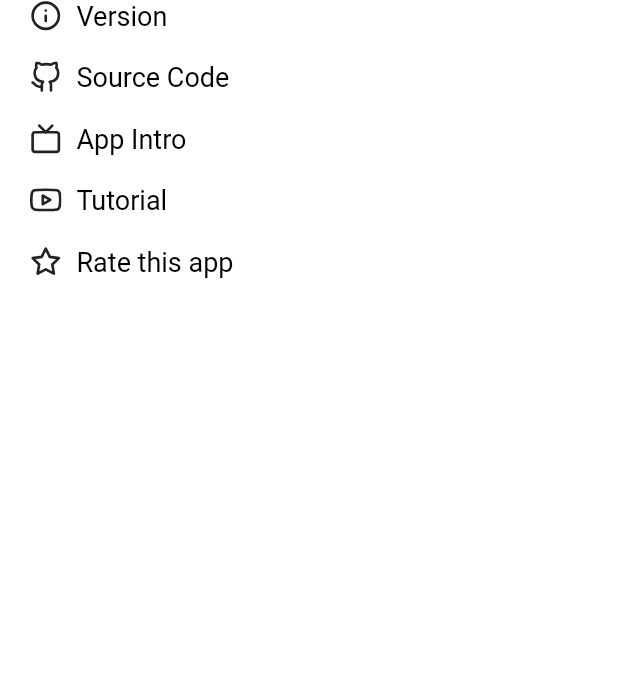
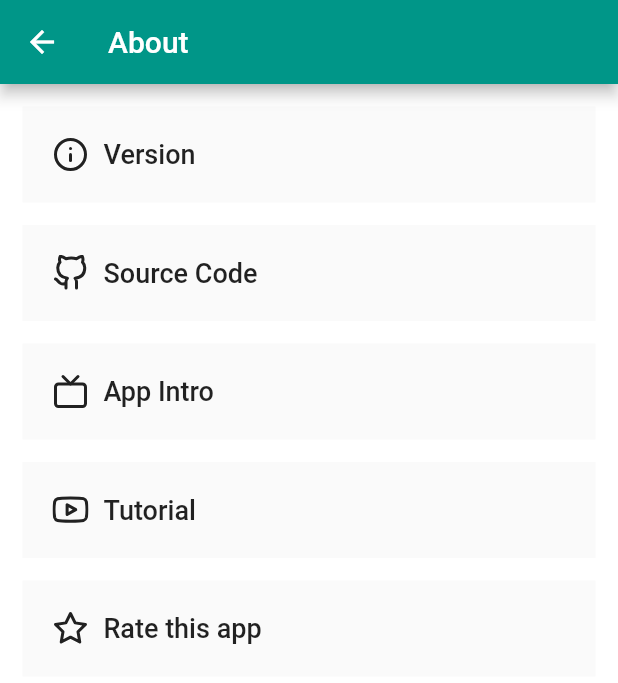
Before and after one commit to sanket143/hebi, a Flutter app: the AboutPage screen opened directly, on a phone screen of 412 x 824 dp. Shown: the top 683 px of the screen. Run offline on Flutter 3.47's test engine with Material 2 defaults, Android fonts, the phone set to English and light mode, and no system bars; our stand-ins replace feather_icons_flutter, sembast.

Commit message:
feat: renovate about page

```diff
--- a/lib/pages/settings/about.dart
+++ b/lib/pages/settings/about.dart
@@ -1,9 +1,10 @@
 import 'package:flutter/material.dart';
 import 'package:flutter/widgets.dart';
 import 'package:feather_icons_flutter/feather_icons_flutter.dart';
+import 'package:hebi/pages/models.dart';
 
 class AboutPage extends StatelessWidget {
-  List<String> items = [
+  final List<String> items = [
     "Version",
     "Source Code",
     "App Intro",
@@ -11,7 +12,7 @@ class AboutPage extends StatelessWidget {
     "Rate this app"
   ];
 
-  List icons = [
+  final List icons = [
     Icon(FeatherIcons.info),
     Icon(FeatherIcons.github),
     Icon(FeatherIcons.tv),
@@ -22,39 +23,43 @@ class AboutPage extends StatelessWidget {
   @override
   Widget build(BuildContext context) {
     return Scaffold(
+      appBar: AppBar(
+        title: Text(
+          "About",
+        ),
+      ),
       body: Container(
         color: Colors.white,
-        child: ListView.builder(
-            itemCount: items.length,
-            itemBuilder: (context, index) {
-              final item = items[index];
-              final icon = icons[index];
-              return (
-                  Padding(
-                    padding: EdgeInsets.only(left: 20.0, bottom: 20.0),
-                    child: Row(
-                      children: [
-                        SizedBox(
-                          width: 21.0,
-                          height: 21.0,
-                          child: icon,
-                        ),
-                        SizedBox(
-                          width: 10.0,
-                        ),
-                        Text(
-                          item,
-                          style: TextStyle(
-                            color: Colors.black,
-                            fontSize: 18,
-                          ),
-                        ),
-                      ]
-                    ),
-                )
-              );
-            })
-      )
+        child: ListView(
+          children: [
+            Option(
+              text: "Version",
+              onTap: null,
+              leading: Icon(FeatherIcons.info),
+            ),
+            Option(
+              text: "Source Code",
+              onTap: null,
+              leading: Icon(FeatherIcons.github),
+            ),
+            Option(
+              text: "App Intro",
+              onTap: null,
+              leading: Icon(FeatherIcons.tv),
+            ),
+            Option(
+              text: "Tutorial",
+              onTap: null,
+              leading: Icon(FeatherIcons.youtube),
+            ),
+            Option(
+              text: "Rate this app",
+              onTap: null,
+              leading: Icon(FeatherIcons.star),
+            ),
+          ],
+        ),
+      ),
     );
   }
 }
```
